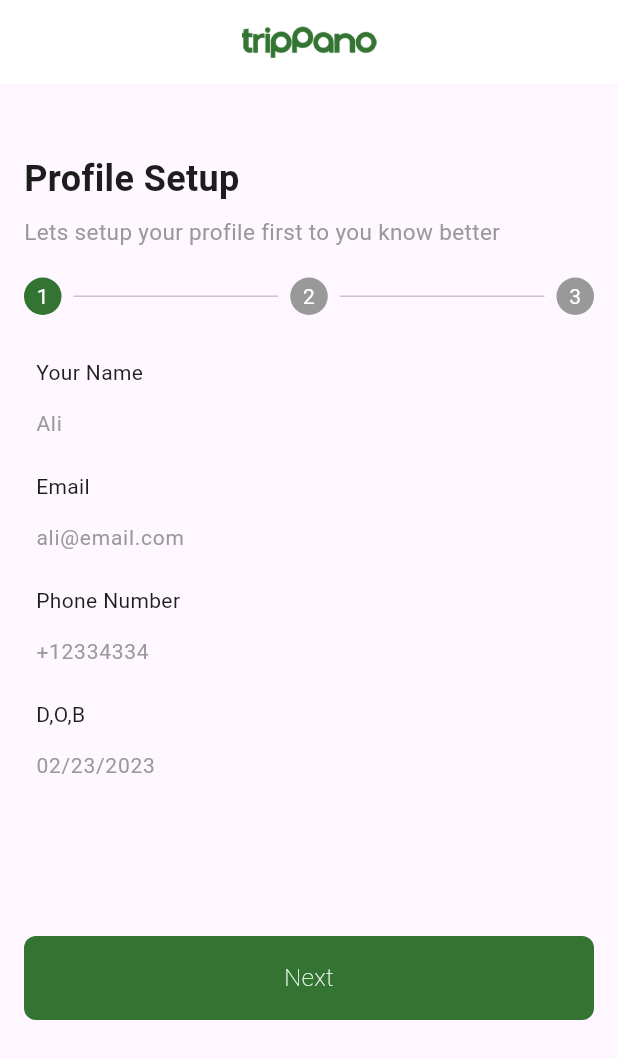
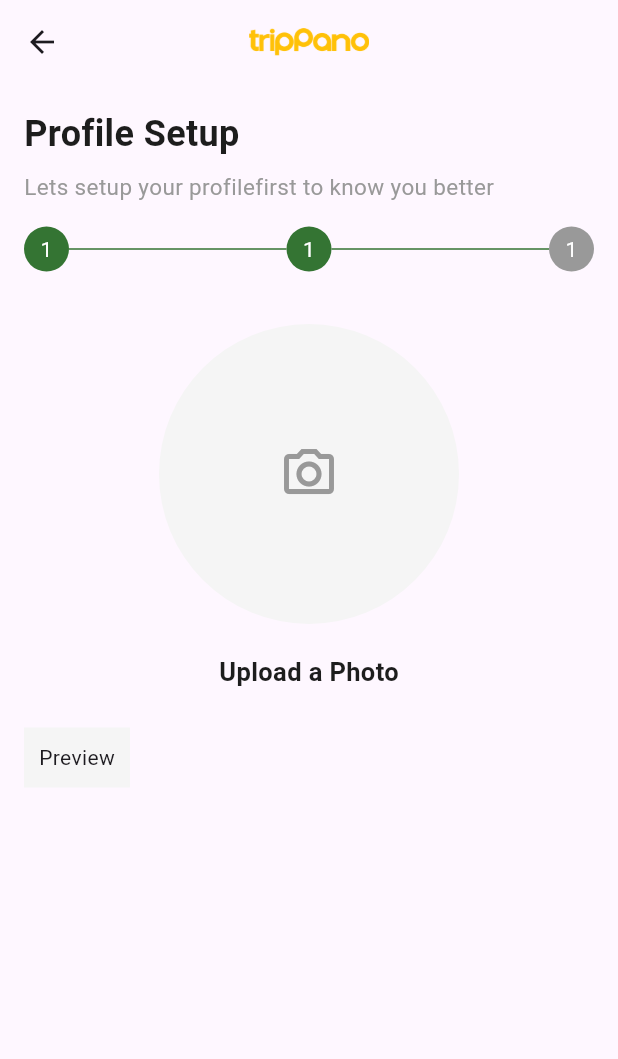
Before and after one commit to HajatAli777/UI-Basics, a Flutter app: the ProfilesetupScreen screen opened directly, after a tap on "Next", on a phone screen of 412 x 824 dp. Shown: the top 1059 px of the screen. Run offline on Flutter 3.47's test engine with Material 3 defaults, Android fonts, the phone set to English and light mode, and no system bars; statements that could not run were skipped.

Commit message:
Refactor ToldText usage and add new profile setup screen

```diff
--- a/lib/const/toldText.dart
+++ b/lib/const/toldText.dart
@@ -5,7 +5,7 @@ class ToldText extends StatelessWidget {
   final String title;
   final String subTitle;
 
-  const ToldText({super.key, required this.title, required this.subTitle});
+  const ToldText({super.key, required this.title, required this.subTitle, });
 
   @override
   Widget build(BuildContext context) {
--- a/lib/utills/colors.dart
+++ b/lib/utills/colors.dart
@@ -7,6 +7,7 @@ class AppColors{
   static const subtitleTextColor = Color(0xff999999);
   static const textFieldFillColor = Color(0xffF5F5F5);
   static const secondaryColor = Color(0xffFFFFFF);
+  static const C_color = Color(0xffF5F5F5);
 
   AppColors(secondaryColor);
 
--- a/lib/views/create_password_screen.dart
+++ b/lib/views/create_password_screen.dart
@@ -51,7 +51,7 @@ class _CreatePasswordScreenState extends State<CreatePasswordScreen> {
                         const SizedBox(height: 16,),
                         ToldText(
                           title: 'Password Recovery',
-                        subTitle: 'Enter your email so we can send you a 4-digit \ncode'),
+                        subTitle: 'Enter your email so we can send you a 4-digit \ncode',),
                         const SizedBox(height: 12,),
                         Container(
                             width: double.infinity,
--- /dev/null
+++ b/lib/views/profileSetup2_screen.dart
@@ -0,0 +1,129 @@
+
+import 'package:app/const/primarybutton.dart';
+import 'package:app/const/toldText.dart';
+import 'package:app/utills/colors.dart';
+import 'package:flutter/material.dart';
+
+class Profilesetup2Screen extends StatelessWidget {
+  const Profilesetup2Screen({super.key});
+
+  @override
+  Widget build(BuildContext context) {
+    return Scaffold(
+      appBar: AppBar(
+        title: Image.asset("assets/Logo.png", height: 30, width: 80),
+        centerTitle: true,
+      ),
+      body: SafeArea(child:
+
+      Padding(
+        padding: const EdgeInsets.all(16.0),
+        child: Column(
+          crossAxisAlignment: CrossAxisAlignment.start,
+          children: [
+            ToldText(title: 'Profile Setup',
+            subTitle: 'Lets setup your profilefirst to know you better'),
+            const SizedBox(height: 16,),
+            Row(
+              children: [
+                Container(
+
+                    height: 30,
+                    width: 30,
+                    decoration: BoxDecoration(
+                      shape: BoxShape.circle,
+                      color: AppColors.primaryColor,
+                    ),
+                    child: Center(
+                      child: Text('1', style: TextStyle(
+                        color: AppColors.secondaryColor
+                      ),),
+                    ),
+                  ),
+                  Expanded(child: Divider(color: AppColors.primaryColor)),
+
+                Container(
+
+                    height: 30,
+                    width: 30,
+                    decoration: BoxDecoration(
+                      shape: BoxShape.circle,
+                      color: AppColors.primaryColor,
+                    ),
+                    child: Center(
+                      child: Text('1', style: TextStyle(
+                        color: AppColors.secondaryColor
+                      ),),
+                    ),
+                  ),
+                  Expanded(child: Divider(color: AppColors.primaryColor)),
+
+                Container(
+
+                    height: 30,
+                    width: 30,
+                    decoration: BoxDecoration(
+                      shape: BoxShape.circle,
+                      color: AppColors.subtitleTextColor,
+                    ),
+                    child: Center(
+                      child: Text('1', style: TextStyle(
+                        color: AppColors.secondaryColor
+                      ),),
+                    ),
+                  ),
+
+
+
+
+              ],
+            ),
+            const SizedBox(height: 35,),
+            Center(
+              child: Container(
+                width: 200,
+                height: 200,
+                decoration: BoxDecoration(
+                  color: AppColors.C_color,
+                  borderRadius: BorderRadius.circular(100)
+
+                ),
+                child: Icon(
+                      Icons.camera_alt_outlined,
+                      size: 40,
+                      color: AppColors.subtitleTextColor,
+                    ),
+              ),
+            ),
+            const SizedBox(height: 20,),
+            Center(
+              child: Text('Upload a Photo', style: TextStyle(
+                color: AppColors.toldTextColor,
+                fontSize: 17,
+                fontWeight: FontWeight.w600,
+              ),),
+            ),
+            const SizedBox(height: 25,),
+            Container(
+              color: AppColors.C_color,
+              padding: EdgeInsets.all(10),
+              child: Column(
+                mainAxisAlignment: MainAxisAlignment.start,
+                children: [
+                  Text('Preview', style: TextStyle(
+                    color: App
+                  ),)
+
+                ],
+              ),
+
+            )
+          ],
+        ),
+      )
+
+      )
+
+         );
+  }
+}
--- a/lib/views/profileSetup_screen.dart
+++ b/lib/views/profileSetup_screen.dart
@@ -2,6 +2,7 @@ import 'package:app/const/custom_textfield.dart';
 import 'package:app/const/primarybutton.dart';
 import 'package:app/const/toldText.dart';
 import 'package:app/utills/colors.dart';
+import 'package:app/views/profileSetup2_screen.dart';
 import 'package:flutter/material.dart';
 
 class ProfilesetupScreen extends StatefulWidget {
@@ -32,7 +33,7 @@ class _ProfilesetupScreenState extends State<ProfilesetupScreen> {
           children: [
             const SizedBox(height: 30,),
             ToldText(title: "Profile Setup",
-            subTitle: 'Lets setup your profile first to you know better'),
+            subTitle: 'Lets setup your profile first to you know better',),
             const SizedBox(height: 20,),
             Row(
               children: [
@@ -83,14 +84,42 @@ class _ProfilesetupScreenState extends State<ProfilesetupScreen> {
 
             ),
             const SizedBox(height: 20,),
+            Container(
+                            width: double.infinity,
+                            decoration: BoxDecoration(
+                              color: AppColors.textFieldFillColor,
+                              borderRadius: BorderRadius.circular(8),
+                              border: Border.all(color: AppColors.subtitleTextColor),
+                            ),
+                            child: Column(
+                              crossAxisAlignment: CrossAxisAlignment.start,
+                              children: [
+
             CustomTextField(label: 'Your Name', hint: 'Ali', controller: TextEditingController()),
+            Divider(
+              color: AppColors.subtitleTextColor,
+            ),
             CustomTextField(label: 'Email', hint: 'ali@email.com', controller: emailController),
+             Divider(
+              color: AppColors.subtitleTextColor,
+            ),
             CustomTextField(label: 'Phone Number', hint: '+12334334', controller: phoneNumberController),
+             Divider(
+              color: AppColors.subtitleTextColor,
+            ),
             CustomTextField(label: 'D,O,B', hint: '02/23/2023', controller: dobController),
-            const SizedBox(height: 90,),
-            PrimaryButton(buttontext: 'Next', onTap: (){
 
-            })
+
+                      ]
+
+                    ),
+    ),
+    const SizedBox(height: 30,),
+    PrimaryButton(buttontext: 'Next', onTap: (){
+      Navigator.push(context,MaterialPageRoute(builder:(_)=> const Profilesetup2Screen()));
+
+    })
+
 
 
           ],
--- a/lib/views/setPassword_Screen.dart
+++ b/lib/views/setPassword_Screen.dart
@@ -48,7 +48,7 @@ class _SetpasswordScreenState extends State<SetpasswordScreen> {
                       const SizedBox(height: 16,),
                       ToldText(
                         title: 'Set New Password',
-                        subTitle: 'Enter your new Password to protect your \naccount'),
+                        subTitle: 'Enter your new Password to protect your \naccount',),
                         const SizedBox(height: 12,),
 
 Container(
--- a/lib/views/verifycode_screen.dart
+++ b/lib/views/verifycode_screen.dart
@@ -37,7 +37,7 @@ class VerifycodeScreen extends StatelessWidget {
                     const SizedBox(height: 12,),
                     Line(),
                     const SizedBox(height: 16,),
-                    ToldText(title: 'Verify Code', subTitle: 'Enter the 4 digit code to access your account'),
+                    ToldText(title: 'Verify Code', subTitle: 'Enter the 4 digit code to access your account',),
                     const SizedBox(height: 20,),
                     Row(
                       children: [
```
Also changed, not shown: assets/mapimage.png (deleted), lib/views/Login_form.dart (line endings or trailing spaces).
